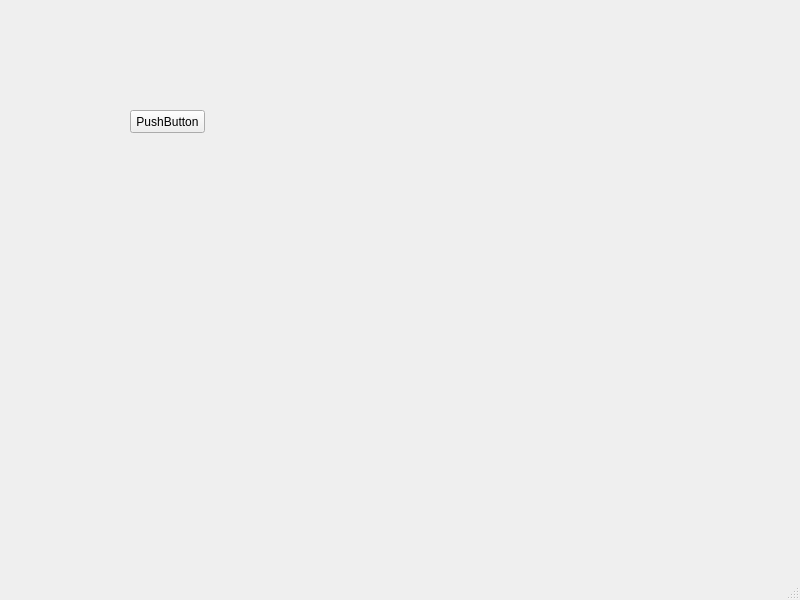
emmett-brown-ua/QtGitTest, file mainwindow.ui: the form before one commit.
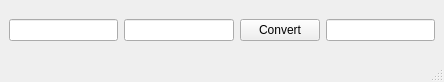
The form after the commit.

Patch:
```diff
--- a/mainwindow.ui
+++ b/mainwindow.ui
@@ -6,27 +6,36 @@
    <rect>
     <x>0</x>
     <y>0</y>
-    <width>800</width>
-    <height>600</height>
+    <width>444</width>
+    <height>82</height>
    </rect>
   </property>
   <property name="windowTitle">
    <string>MainWindow</string>
   </property>
   <widget class="QWidget" name="centralwidget">
-   <widget class="QPushButton" name="pushButton">
-    <property name="geometry">
-     <rect>
-      <x>130</x>
-      <y>110</y>
-      <width>75</width>
-      <height>23</height>
-     </rect>
-    </property>
-    <property name="text">
-     <string>PushButton</string>
-    </property>
-   </widget>
+   <layout class="QHBoxLayout" name="horizontalLayout">
+    <item>
+     <widget class="QLineEdit" name="leditDigit"/>
+    </item>
+    <item>
+     <widget class="QLineEdit" name="leditSystem"/>
+    </item>
+    <item>
+     <widget class="QPushButton" name="pushButton">
+      <property name="text">
+       <string>Convert</string>
+      </property>
+     </widget>
+    </item>
+    <item>
+     <widget class="QLineEdit" name="leditResult">
+      <property name="readOnly">
+       <bool>true</bool>
+      </property>
+     </widget>
+    </item>
+   </layout>
   </widget>
   <widget class="QMenuBar" name="menubar">
    <property name="geometry">
```
Left out of the diff: 2 changed lines with no effect on the pictures.
